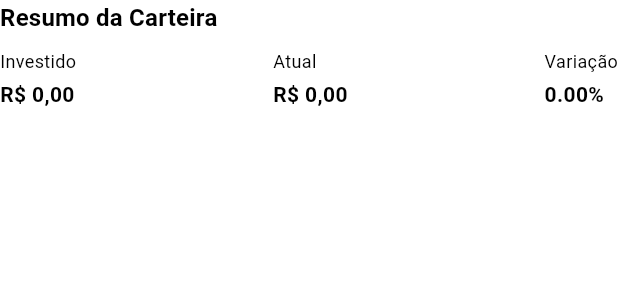
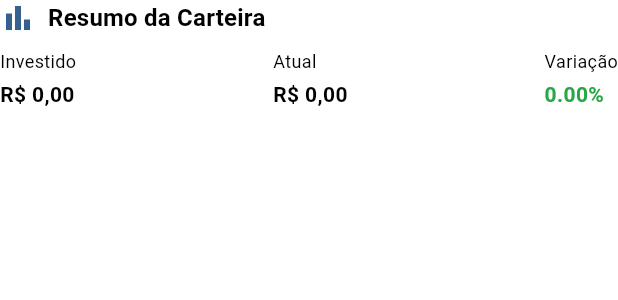
Before and after one commit to carlosxfelipe/ticker, a Flutter app: the PortfolioSummary widget shown alone on an empty page, opened directly with empty values, on a phone screen of 412 x 824 dp. Shown: the top 300 px of the screen. Run offline on Flutter 3.47's test engine with Material 3 defaults, Android fonts, the phone set to English and light mode, and no system bars; our stand-ins replace dio, fl_chart, flutter_dotenv, font_awesome_flutter, go_router, sqflite; accounts and stored records are empty.

Commit message:
feat: enhance PortfolioSummary widget with improved color handling and layout

```diff
--- a/lib/widgets/portfolio_summary.dart
+++ b/lib/widgets/portfolio_summary.dart
@@ -1,5 +1,6 @@
 import 'package:flutter/material.dart';
 import 'package:intl/intl.dart';
+import 'package:ticker/theme/theme.dart';
 
 class PortfolioSummary extends StatelessWidget {
   final double totalInvested;
@@ -18,16 +19,25 @@ class PortfolioSummary extends StatelessWidget {
         totalInvested > 0 ? (profit / totalInvested) * 100 : 0.0;
 
     final formatter = NumberFormat.currency(locale: 'pt_BR', symbol: 'R\$');
-    final variationColor = profit >= 0 ? Colors.green : Colors.red;
+    final variationColor =
+        profit >= 0
+            ? AppTheme.successColor(context)
+            : AppTheme.errorColor(context);
 
     return Column(
       crossAxisAlignment: CrossAxisAlignment.start,
       children: [
-        Text(
-          'Resumo da Carteira',
-          style: Theme.of(
-            context,
-          ).textTheme.titleMedium?.copyWith(fontWeight: FontWeight.w600),
+        Row(
+          children: [
+            Icon(Icons.bar_chart, color: Theme.of(context).colorScheme.primary),
+            const SizedBox(width: 8),
+            Text(
+              'Resumo da Carteira',
+              style: Theme.of(
+                context,
+              ).textTheme.titleMedium?.copyWith(fontWeight: FontWeight.w600),
+            ),
+          ],
         ),
         const SizedBox(height: 8),
         Row(
@@ -53,7 +63,10 @@ class PortfolioSummary extends StatelessWidget {
       children: [
         Text(label, style: const TextStyle(fontSize: 12)),
         const SizedBox(height: 4),
-        Text(value, style: TextStyle(fontWeight: FontWeight.bold)),
+        Text(
+          value,
+          style: TextStyle(fontWeight: FontWeight.bold, color: color),
+        ),
       ],
     );
   }
```
